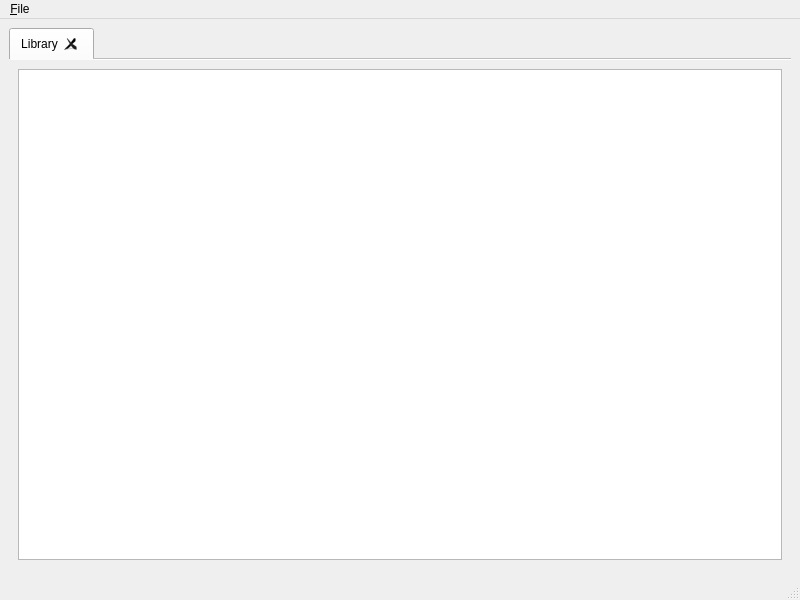
Old version of the form templates/mainwindow.ui in the repository ixjlyons/fenril.
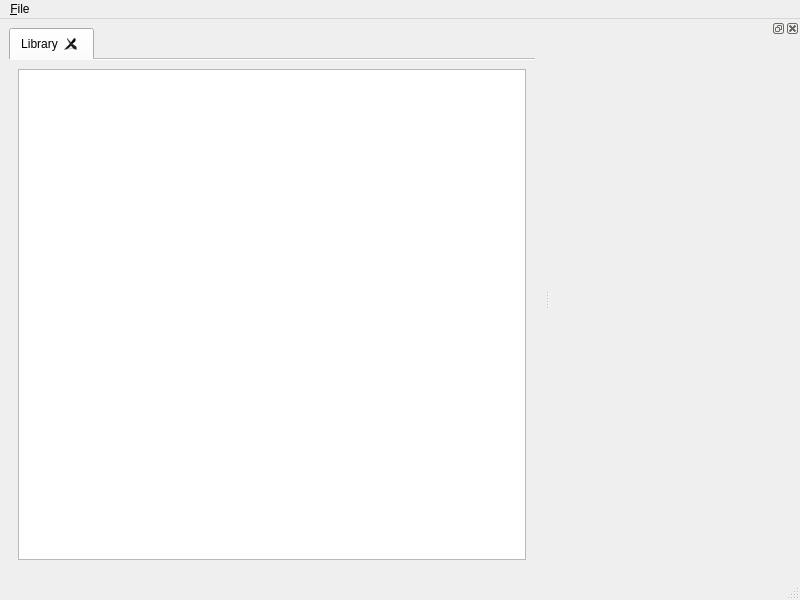
New version of the form. Icons and pictures are not drawn.

Commit message: Some cleanup. Better document tab handling.

```diff
--- a/templates/mainwindow.ui
+++ b/templates/mainwindow.ui
@@ -89,6 +89,27 @@
    <addaction name="menu_File"/>
   </widget>
   <widget class="QStatusBar" name="statusbar"/>
+  <widget class="QDockWidget" name="dockWidget_2">
+   <property name="minimumSize">
+    <size>
+     <width>250</width>
+     <height>35</height>
+    </size>
+   </property>
+   <property name="maximumSize">
+    <size>
+     <width>524287</width>
+     <height>524287</height>
+    </size>
+   </property>
+   <property name="allowedAreas">
+    <set>Qt::LeftDockWidgetArea|Qt::RightDockWidgetArea</set>
+   </property>
+   <attribute name="dockWidgetArea">
+    <number>2</number>
+   </attribute>
+   <widget class="QWidget" name="dockWidgetContents_2"/>
+  </widget>
   <action name="actionQuit">
    <property name="icon">
     <iconset theme="application-exit">
```
Left out of the diff: 5 changed lines with no effect on the pictures. The commit also changes 7 other files.
